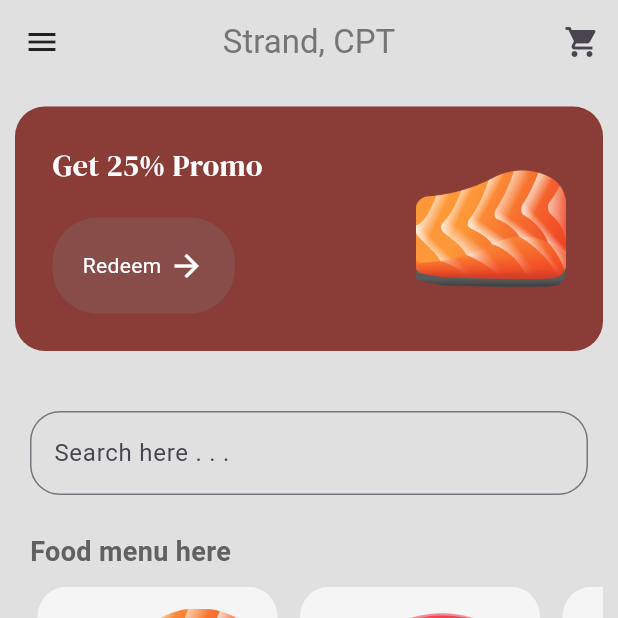
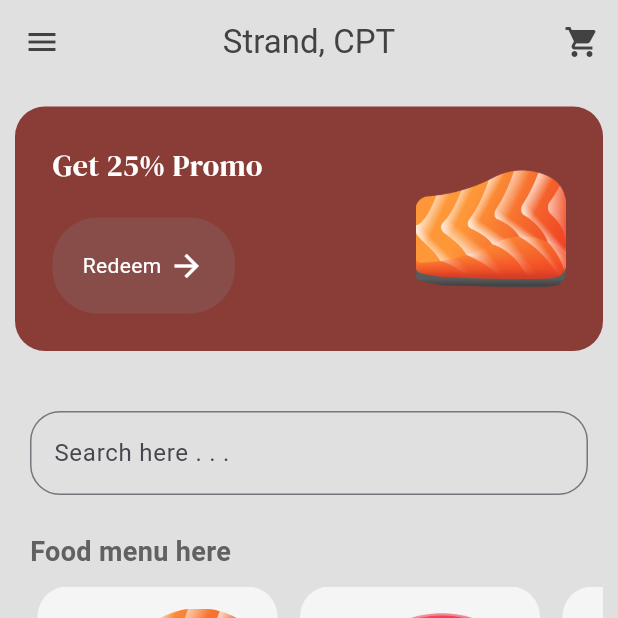
Before and after one commit to aLearningLad/yukis, a Flutter app: the MenuPage screen opened by its route, on a phone screen of 412 x 824 dp, the top half of it. Run offline on Flutter 3.47's test engine with Material 3 defaults, Android fonts, the light colour scheme and no system bars; our stand-ins replace google_fonts.

Commit message:
cart complete

```diff
--- a/lib/main.dart
+++ b/lib/main.dart
@@ -1,6 +1,7 @@
 import 'package:flutter/material.dart';
 import 'package:provider/provider.dart';
 import 'package:yukis/models/shop.dart';
+import 'package:yukis/pages/cart_page.dart';
 import 'package:yukis/pages/intro_page.dart';
 import 'package:yukis/pages/menu_page.dart';
 
@@ -19,7 +20,8 @@ class MyApp extends StatelessWidget {
       home: IntroPage(),
       routes: {
         '/intropage': (context) => const IntroPage(),
-        '/menupage': (context) => const MenuPage()
+        '/menupage': (context) => const MenuPage(),
+        '/cartpage': (context) => const CartPage(),
       },
     );
   }
--- a/lib/models/shop.dart
+++ b/lib/models/shop.dart
@@ -25,7 +25,7 @@ class Shop extends ChangeNotifier {
 
 // getter methods
   List<Food> get foodMenu => _foodMenu;
-  List<Food> get ccart => _cart;
+  List<Food> get cart => _cart;
 
   // add to cart
   void addToCart(Food foodItem, int quantity) {
--- a/lib/pages/menu_page.dart
+++ b/lib/pages/menu_page.dart
@@ -43,19 +43,22 @@ class _MenuPageState extends State<MenuPage> {
     return Scaffold(
       backgroundColor: Colors.grey[300],
       appBar: AppBar(
+        foregroundColor: Colors.grey[800],
         backgroundColor: Colors.transparent,
         elevation: 0,
         leading: Icon(
           Icons.menu,
-          color: Colors.grey[900],
         ),
         title: Text(
           "Strand, CPT",
-          style: TextStyle(color: Colors.grey[600]),
         ),
         actions: [
           // cart button
-          IconButton(onPressed: () {}, icon: Icon(Icons.shopping_cart))
+          IconButton(
+              onPressed: () {
+                Navigator.pushNamed(context, '/cartpage');
+              },
+              icon: Icon(Icons.shopping_cart))
         ],
         centerTitle: true,
       ),
```
Also changed, not shown: lib/pages/cart_page.dart (+37 -1 lines).
